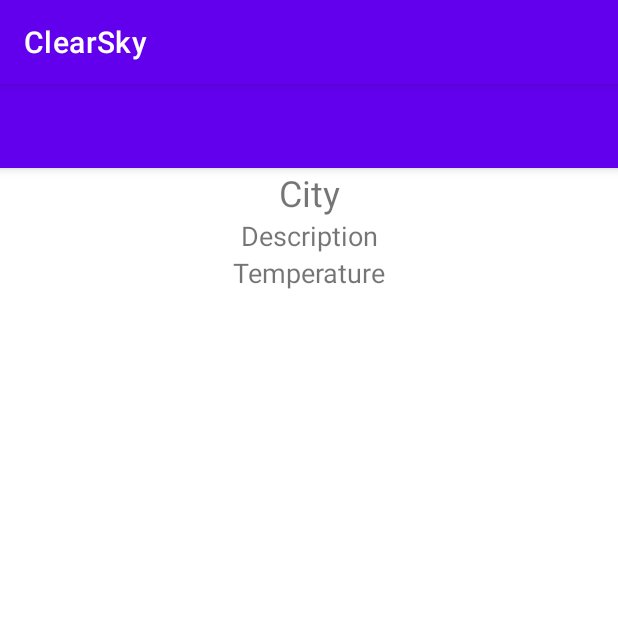
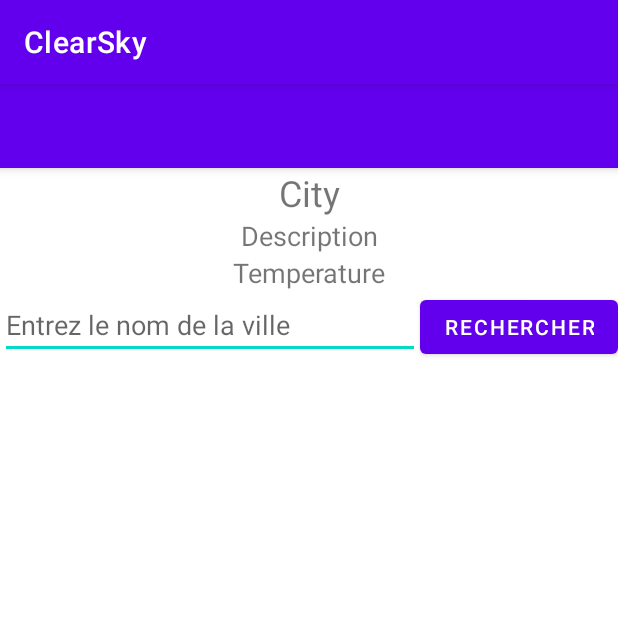
Before and after one commit to tom-laplace/SDVB3_ClearSky, an Android app: the screen it shows after launch (MainActivity), on a phone screen of 412 x 824 dp, the top half of it. Run offline under Robolectric (Android 15) with nearby library versions, the phone set to English and light mode, and no system bars.

Commit message:
feat/ recherche ville

```diff
--- a/app/src/main/java/com/example/clearsky/MainActivity.kt
+++ b/app/src/main/java/com/example/clearsky/MainActivity.kt
@@ -1,7 +1,10 @@
 package com.example.clearsky
 
 import android.os.Bundle
+import android.widget.Button
+import android.widget.EditText
 import android.widget.TextView
+import android.widget.Toast
 import androidx.appcompat.app.AppCompatActivity
 import androidx.lifecycle.Observer
 import androidx.lifecycle.ViewModelProvider
@@ -13,6 +16,8 @@ class MainActivity : AppCompatActivity() {
     private lateinit var textViewCity: TextView
     private lateinit var textViewDescription: TextView
     private lateinit var textViewTemperature: TextView
+    private lateinit var editTextCitySearch: EditText
+    private lateinit var buttonSearch: Button
 
     override fun onCreate(savedInstanceState: Bundle?) {
         super.onCreate(savedInstanceState)
@@ -22,10 +27,21 @@ class MainActivity : AppCompatActivity() {
         textViewDescription = findViewById(R.id.textViewDescription)
         textViewTemperature = findViewById(R.id.textViewTemperature)
 
+
         viewModel = ViewModelProvider(this).get(WeatherViewModel::class.java)
 
+        val editTextCitySearch = findViewById<EditText>(R.id.editTextCitySearch)
+        val buttonSearch = findViewById<Button>(R.id.buttonSearch)
         val apiKey = "a2317e7fe800f51f1e2ddebed66a9be8"
-        viewModel.getWeather("Bordeaux", apiKey)
+
+        buttonSearch.setOnClickListener {
+            val city = editTextCitySearch.text.toString().trim()
+            if(city.isNotEmpty()) {
+                viewModel.getWeather(city, apiKey)
+            } else {
+                Toast.makeText(this, "Veuillez entrer un nom valide", Toast.LENGTH_SHORT).show()
+            }
+        }
 
         viewModel.weather.observe(this, Observer { weatherResponse ->
             textViewCity.text = weatherResponse.name
--- a/app/src/main/res/layout/content_main.xml
+++ b/app/src/main/res/layout/content_main.xml
@@ -38,4 +38,21 @@
         app:layout_constraintStart_toStartOf="parent"
         app:layout_constraintTop_toBottomOf="@+id/textViewDescription" />
 
+    <EditText
+        android:id="@+id/editTextCitySearch"
+        android:layout_width="0dp"
+        android:layout_height="wrap_content"
+        android:hint="Entrez le nom de la ville"
+        app:layout_constraintEnd_toStartOf="@+id/buttonSearch"
+        app:layout_constraintStart_toStartOf="parent"
+        app:layout_constraintTop_toBottomOf="@+id/textViewTemperature" />
+
+    <Button
+        android:id="@+id/buttonSearch"
+        android:layout_width="wrap_content"
+        android:layout_height="wrap_content"
+        android:text="Rechercher"
+        app:layout_constraintEnd_toEndOf="parent"
+        app:layout_constraintTop_toTopOf="@+id/editTextCitySearch" />
+
 </androidx.constraintlayout.widget.ConstraintLayout>
```
